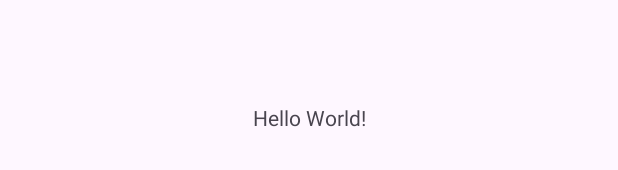
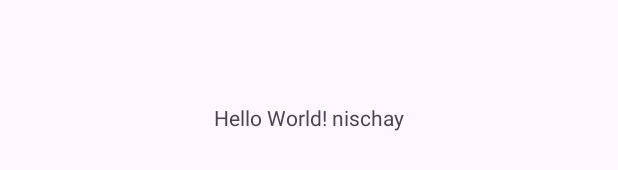
Before and after one commit to GDSC-KIIT/TravelMate, an Android app: the layout activity_main.xml on its own in the app's theme, with its tools: preview values and no code run, on a phone screen of 412 x 824 dp. Shown: the part 501-671 px from the top of the screen. Run offline under Robolectric (Android 15) with nearby library versions, the phone set to English and light mode, and no system bars.

Commit message:
initil commit

```diff
--- a/app/src/main/res/layout/activity_main.xml
+++ b/app/src/main/res/layout/activity_main.xml
@@ -9,7 +9,7 @@
     <TextView
         android:layout_width="wrap_content"
         android:layout_height="wrap_content"
-        android:text="Hello World!"
+        android:text="Hello World! nischay"
         app:layout_constraintBottom_toBottomOf="parent"
         app:layout_constraintEnd_toEndOf="parent"
         app:layout_constraintStart_toStartOf="parent"
```
